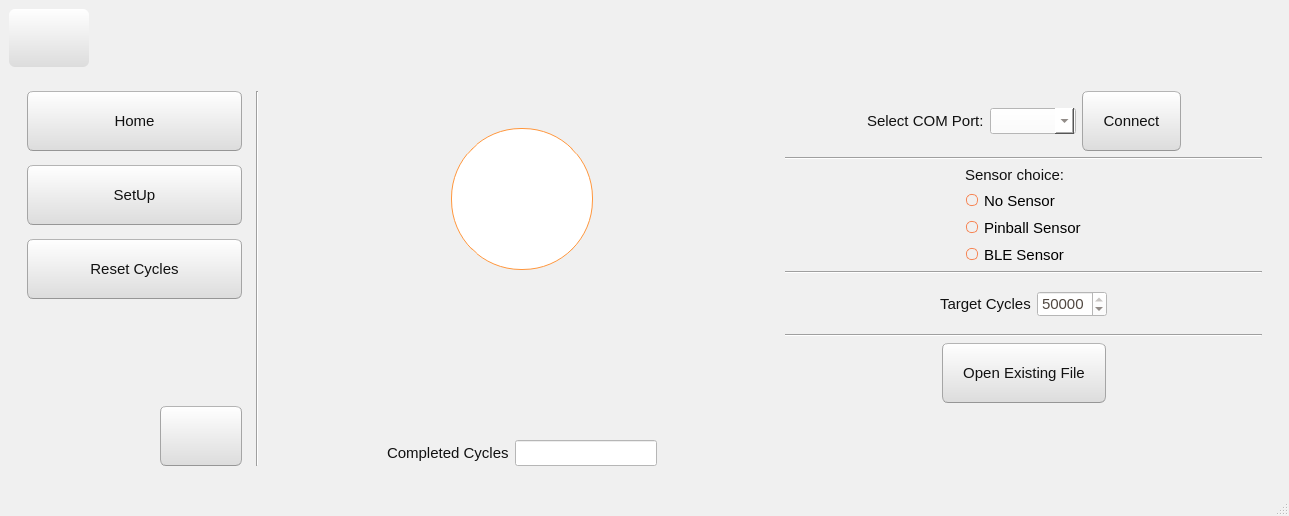
The window that ArduinoController/mainwindow.ui (giogan98/daffodil) describes before a commit, drawn with Qt 5.
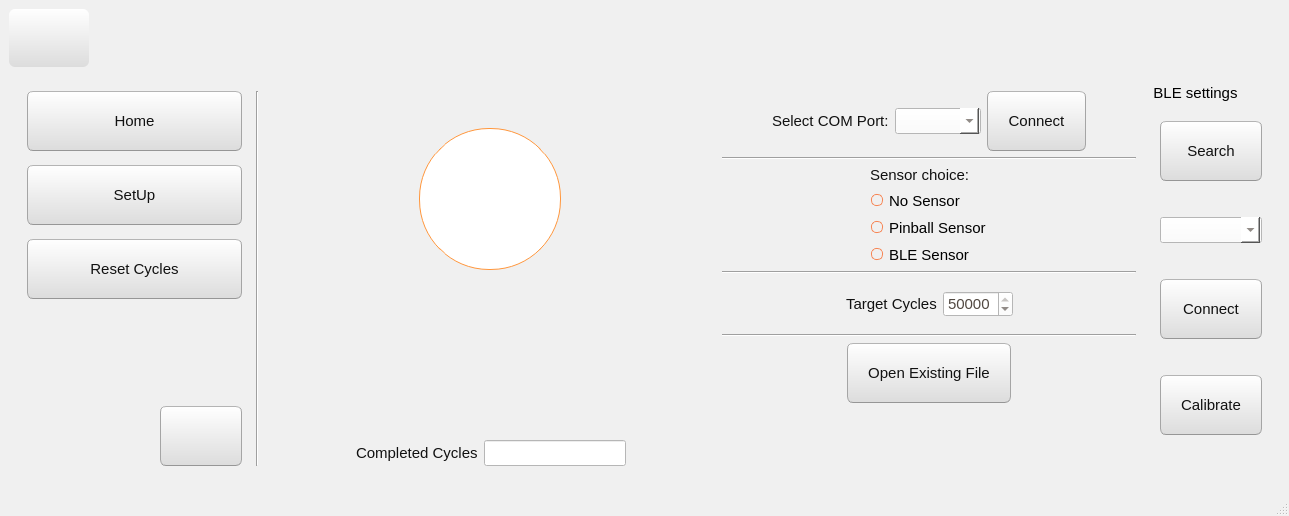
The same window after the commit.

Patch:
```diff
--- a/ArduinoController/mainwindow.ui
+++ b/ArduinoController/mainwindow.ui
@@ -1190,6 +1190,39 @@
          </layout>
         </widget>
        </item>
+       <item>
+        <widget class="QGroupBox" name="groupBox_bleSettings">
+         <property name="title">
+          <string>BLE settings</string>
+         </property>
+         <layout class="QVBoxLayout" name="verticalLayout_7">
+          <item>
+           <widget class="QPushButton" name="pb_searchBLE">
+            <property name="text">
+             <string>Search</string>
+            </property>
+           </widget>
+          </item>
+          <item>
+           <widget class="QComboBox" name="cb_BLEdevices"/>
+          </item>
+          <item>
+           <widget class="QPushButton" name="pb_connectBLE">
+            <property name="text">
+             <string>Connect</string>
+            </property>
+           </widget>
+          </item>
+          <item>
+           <widget class="QPushButton" name="pb_calibrateBLE">
+            <property name="text">
+             <string>Calibrate</string>
+            </property>
+           </widget>
+          </item>
+         </layout>
+        </widget>
+       </item>
       </layout>
      </widget>
     </item>
```
